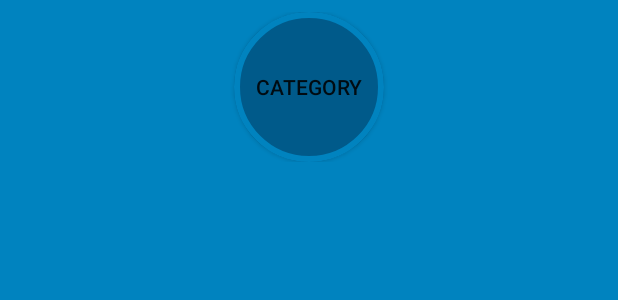
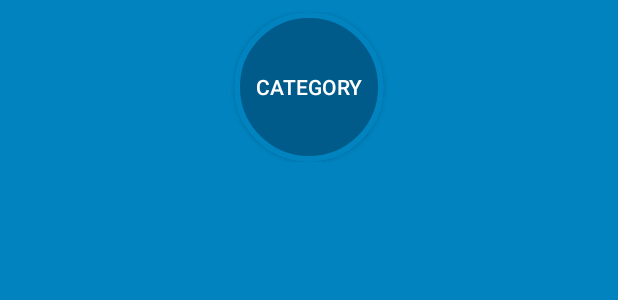
Before and after one commit to ajsherrell/Quiz-Hyperbaric, an Android app: the layout button_list.xml on its own in the app's theme, with its tools: preview values and no code run, on a phone screen of 412 x 824 dp. Shown: the top 300 px of the screen. Run offline under Robolectric (Android 15) with nearby library versions, the phone set to English and light mode, and no system bars.

Commit message:
change app bar color

```diff
--- a/app/src/main/res/layout/button_list.xml
+++ b/app/src/main/res/layout/button_list.xml
@@ -29,6 +29,7 @@
             android:layout_gravity="center"
             android:onClick="@{() -> onRecyclerViewItemClick.onItemClicked(position)}"
             android:text="@{category.title}"
+            android:textColor="@android:color/white"
             tools:text="@string/category" />
 
     </FrameLayout>
--- a/app/src/main/res/values/colors.xml
+++ b/app/src/main/res/values/colors.xml
@@ -1,7 +1,7 @@
 <?xml version="1.0" encoding="utf-8"?>
 <resources>
-    <color name="colorPrimary">#6200EE</color>
-    <color name="colorPrimaryDark">#3700B3</color>
+    <color name="colorPrimary">@android:color/holo_blue_light</color>
+    <color name="colorPrimaryDark">@android:color/holo_blue_dark</color>
     <color name="colorAccent">#03DAC5</color>
 
     <color name="red">#F44336</color>
--- a/app/src/main/res/values/styles.xml
+++ b/app/src/main/res/values/styles.xml
@@ -3,8 +3,8 @@
     <!-- Base application theme. -->
     <style name="AppTheme" parent="Theme.AppCompat.Light.DarkActionBar">
         <!-- Customize your theme here. -->
-        <item name="colorPrimary">@color/red</item>
-        <item name="colorPrimaryDark">@color/dark_red</item>
+        <item name="colorPrimary">@color/colorPrimary</item>
+        <item name="colorPrimaryDark">@color/colorPrimaryDark</item>
         <item name="colorAccent">@color/gray</item>
 
         <item name="android:windowBackground">@color/soothing_blue</item>
```
